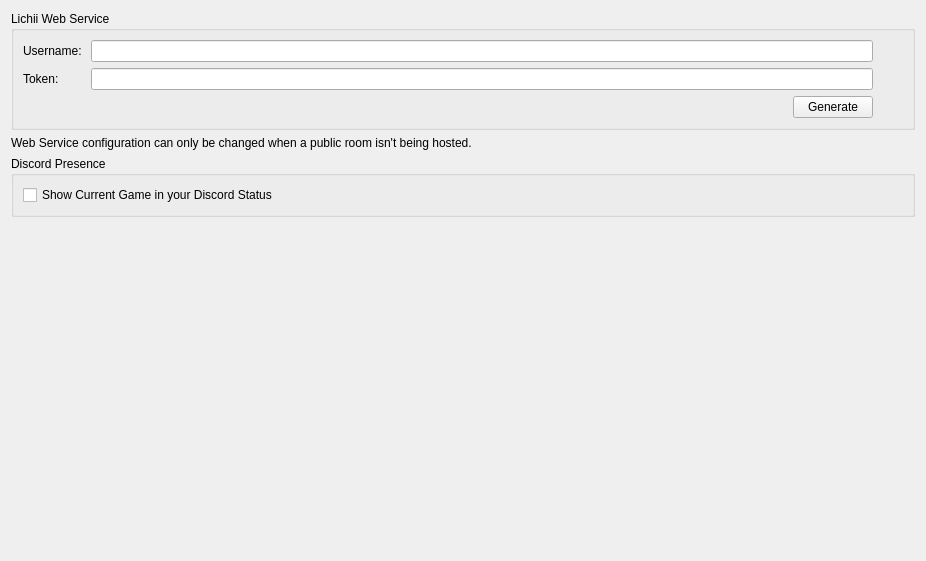
Old version of the form src/lichii/configuration/configure_web.ui in the repository ddddng/Lichii.
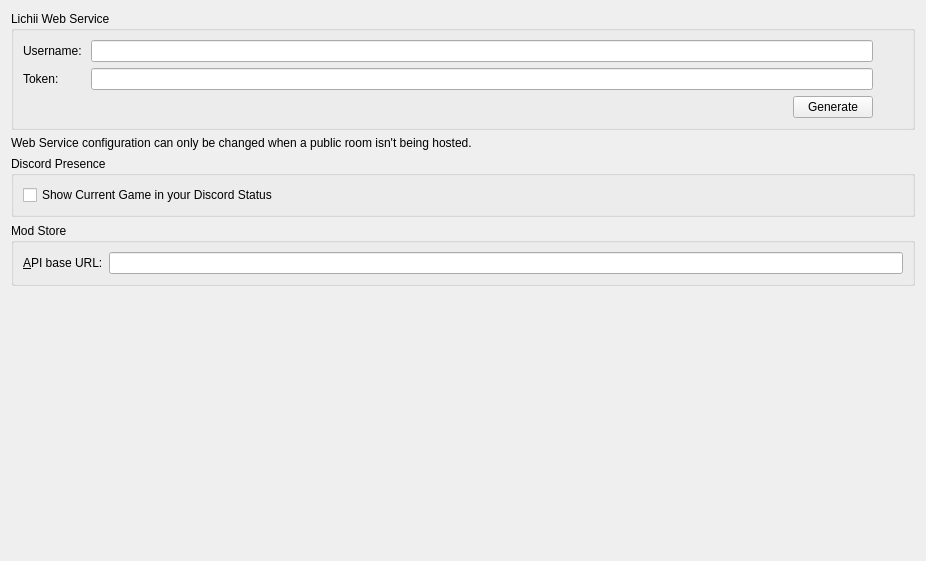
New version of the form.

Commit message: lichii: add the desktop Mod Store

Patch:
```diff
--- a/src/lichii/configuration/configure_web.ui
+++ b/src/lichii/configuration/configure_web.ui
@@ -152,6 +152,32 @@
      </layout>
     </widget>
    </item>
+   <item>
+    <widget class="QGroupBox" name="group_mod_store">
+     <property name="title">
+      <string>Mod Store</string>
+     </property>
+     <layout class="QFormLayout" name="layout_mod_store">
+      <item row="0" column="0">
+       <widget class="QLabel" name="label_mod_store_api_url">
+        <property name="text">
+         <string>&amp;API base URL:</string>
+        </property>
+        <property name="buddy">
+         <cstring>edit_mod_store_api_url</cstring>
+        </property>
+       </widget>
+      </item>
+      <item row="0" column="1">
+       <widget class="QLineEdit" name="edit_mod_store_api_url">
+        <property name="toolTip">
+         <string>Leave blank to restore the default Mod Store address.</string>
+        </property>
+       </widget>
+      </item>
+     </layout>
+    </widget>
+   </item>
    <item>
     <spacer name="verticalSpacer">
      <property name="orientation">
```
The commit also changes 25 other files.
